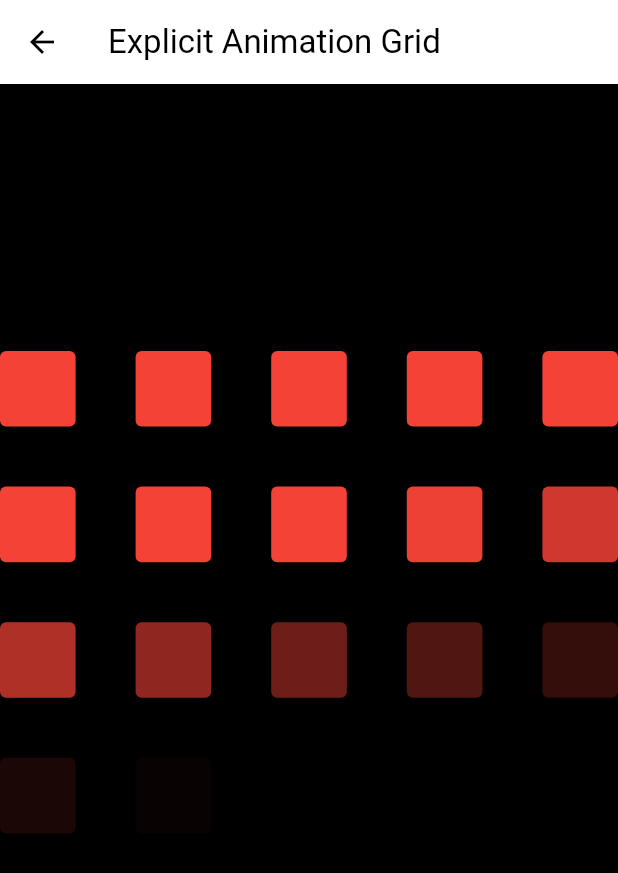
After one commit to hyejj19/flutter_animations_masterclass, a Flutter app: the screen it shows after launch, after a tap on "Explicit Animations Challenge", on a phone screen of 412 x 824 dp. The commit adds this screen. Shown: the top 873 px of the screen. Run offline on Flutter 3.47's test engine with Material 3 defaults, Android fonts, the phone set to English and light mode, and no system bars.

Commit message:
feat: ch2

```diff
--- /dev/null
+++ b/lib/screens/explicit_animations_challenge_screen.dart
@@ -0,0 +1,80 @@
+import 'package:flutter/material.dart';
+
+class ExplicitAnimationsChallengeScreen extends StatefulWidget {
+  const ExplicitAnimationsChallengeScreen({super.key});
+
+  @override
+  State<ExplicitAnimationsChallengeScreen> createState() =>
+      _ExplicitAnimationsChallengeScreenState();
+}
+
+class _ExplicitAnimationsChallengeScreenState
+    extends State<ExplicitAnimationsChallengeScreen>
+    with TickerProviderStateMixin {
+  static const int gridSize = 5;
+  static const int totalSize = gridSize * gridSize;
+  static const int cycleDuration = 2;
+
+  late final AnimationController _animationController = AnimationController(
+    vsync: this,
+    duration: const Duration(seconds: cycleDuration),
+  );
+
+  @override
+  void initState() {
+    super.initState();
+    _animationController.repeat(period: const Duration(seconds: cycleDuration));
+  }
+
+  @override
+  void dispose() {
+    _animationController.dispose();
+    super.dispose();
+  }
+
+  @override
+  Widget build(BuildContext context) {
+    return Scaffold(
+      backgroundColor: Colors.black,
+      appBar: AppBar(title: const Text('Explicit Animation Grid')),
+      body: Center(
+        child: GridView.builder(
+          shrinkWrap: true,
+          gridDelegate: const SliverGridDelegateWithFixedCrossAxisCount(
+            crossAxisCount: gridSize,
+            crossAxisSpacing: 40,
+            mainAxisSpacing: 40,
+          ),
+          itemCount: totalSize,
+          itemBuilder: (context, index) {
+            final baseDelay = index / totalSize; // 0~1 사이 값
+            final delayFactor = baseDelay * 0.8; // 시작 타이밍 조절
+
+            final opacity = TweenSequence<double>([
+              TweenSequenceItem(
+                  tween: Tween(begin: 0.0, end: 1.0), weight: 1), // 등장
+              TweenSequenceItem(tween: ConstantTween(1.0), weight: 1), // 유지
+              TweenSequenceItem(
+                  tween: Tween(begin: 1.0, end: 0.0), weight: 1), // 사라짐
+            ]).animate(
+              CurvedAnimation(
+                parent: _animationController,
+                curve: Interval(delayFactor, 1.0, curve: Curves.easeInOut),
+              ),
+            );
+
+            return FadeTransition(
+              opacity: opacity,
+              child: Container(
+                decoration: BoxDecoration(
+                  borderRadius: BorderRadius.circular(4),
+                  color: Colors.red,
+                ),
+              ),
+            );
+          },
+        ),
+      ),
+    );
+  }
+}
--- a/lib/screens/explicit_animations_screen.dart
+++ b/lib/screens/explicit_animations_screen.dart
@@ -1,5 +1,3 @@
-import 'dart:async';
-
 import 'package:flutter/material.dart';
 
 class ExplicitAnimationsScreen extends StatefulWidget {
--- a/lib/screens/menu_screen.dart
+++ b/lib/screens/menu_screen.dart
@@ -1,4 +1,5 @@
 import 'package:flutter/material.dart';
+import 'package:flutter_animations_masterclass/screens/explicit_animations_challenge_screen.dart';
 import 'package:flutter_animations_masterclass/screens/explicit_animations_screen.dart';
 import 'package:flutter_animations_masterclass/screens/implicit_animation_challenge_screen.dart';
 import 'package:flutter_animations_masterclass/screens/implicit_animations_screen.dart';
@@ -51,6 +52,15 @@ class MenuScreen extends StatelessWidget {
               },
               child: Text('Explicit Animations'),
             ),
+            ElevatedButton(
+              onPressed: () {
+                _goToPage(
+                  context,
+                  ExplicitAnimationsChallengeScreen(),
+                );
+              },
+              child: Text('Explicit Animations Challenge'),
+            ),
           ],
         ),
       ),
```
